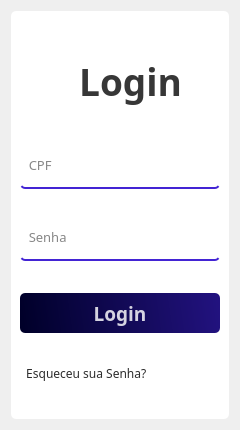
The window that Designer/login.ui (Kaue-14/PATP_Nivel_2) describes before a commit, drawn with Qt 5.
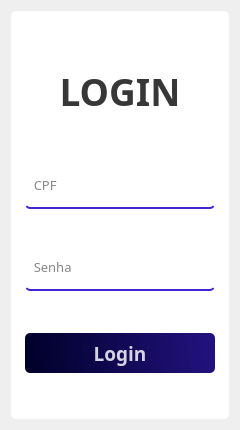
The same window after the commit. Icons and pictures are not drawn.

Diff of the .ui file:
```diff
--- a/Designer/login.ui
+++ b/Designer/login.ui
@@ -45,33 +45,7 @@
 border-radius: 5px;</string>
      </property>
      <layout class="QGridLayout" name="gridLayout_2">
-      <item row="1" column="1">
-       <widget class="QLineEdit" name="input_user">
-        <property name="minimumSize">
-         <size>
-          <width>190</width>
-          <height>40</height>
-         </size>
-        </property>
-        <property name="font">
-         <font>
-          <family>JetBrains Mono</family>
-          <pointsize>10</pointsize>
-         </font>
-        </property>
-        <property name="styleSheet">
-         <string notr="true">background-color:rgba(0, 0, 0, 0);
-border:none;
-border-bottom:2px solid rgb(67, 36, 212);
-color:rgba(0, 0, 0, 240);
-padding-bottom:7px;</string>
-        </property>
-        <property name="placeholderText">
-         <string>  CPF</string>
-        </property>
-       </widget>
-      </item>
-      <item row="1" column="0">
+      <item row="3" column="0">
        <spacer name="horizontalSpacer">
         <property name="orientation">
          <enum>Qt::Horizontal</enum>
@@ -84,69 +58,7 @@
         </property>
        </spacer>
       </item>
-      <item row="0" column="1">
-       <widget class="QLabel" name="title_login">
-        <property name="minimumSize">
-         <size>
-          <width>221</width>
-          <height>71</height>
-         </size>
-        </property>
-        <property name="maximumSize">
-         <size>
-          <width>16777215</width>
-          <height>71</height>
-         </size>
-        </property>
-        <property name="font">
-         <font>
-          <family>JetBrains Mono</family>
-          <pointsize>28</pointsize>
-          <weight>75</weight>
-          <bold>true</bold>
-         </font>
-        </property>
-        <property name="styleSheet">
-         <string notr="true">color:rgba(0, 0, 0, 200);</string>
-        </property>
-        <property name="text">
-         <string>Login</string>
-        </property>
-        <property name="alignment">
-         <set>Qt::AlignCenter</set>
-        </property>
-       </widget>
-      </item>
-      <item row="2" column="1">
-       <widget class="QLineEdit" name="input_password">
-        <property name="minimumSize">
-         <size>
-          <width>190</width>
-          <height>40</height>
-         </size>
-        </property>
-        <property name="font">
-         <font>
-          <family>JetBrains Mono</family>
-          <pointsize>10</pointsize>
-         </font>
-        </property>
-        <property name="styleSheet">
-         <string notr="true">background-color:rgba(0, 0, 0, 0);
-border:none;
-border-bottom:2px solid rgb(67, 36, 212);
-color:rgba(0, 0, 0, 240);
-padding-bottom:7px;</string>
-        </property>
-        <property name="echoMode">
-         <enum>QLineEdit::Password</enum>
-        </property>
-        <property name="placeholderText">
-         <string>  Senha</string>
-        </property>
-       </widget>
-      </item>
-      <item row="1" column="2">
+      <item row="3" column="2">
        <spacer name="horizontalSpacer_2">
         <property name="orientation">
          <enum>Qt::Horizontal</enum>
@@ -159,7 +71,7 @@
         </property>
        </spacer>
       </item>
-      <item row="3" column="1">
+      <item row="5" column="1">
        <widget class="QPushButton" name="button_login">
         <property name="minimumSize">
          <size>
@@ -195,30 +107,97 @@
         </property>
        </widget>
       </item>
+      <item row="3" column="1">
+       <widget class="QLineEdit" name="input_user">
+        <property name="minimumSize">
+         <size>
+          <width>190</width>
+          <height>40</height>
+         </size>
+        </property>
+        <property name="maximumSize">
+         <size>
+          <width>16777215</width>
+          <height>16777215</height>
+         </size>
+        </property>
+        <property name="font">
+         <font>
+          <family>JetBrains Mono</family>
+          <pointsize>10</pointsize>
+         </font>
+        </property>
+        <property name="styleSheet">
+         <string notr="true">background-color:rgba(0, 0, 0, 0);
+border:none;
+border-bottom:2px solid rgb(67, 36, 212);
+color:rgba(0, 0, 0, 240);
+padding-bottom:7px;</string>
+        </property>
+        <property name="placeholderText">
+         <string>  CPF</string>
+        </property>
+       </widget>
+      </item>
       <item row="4" column="1">
-       <widget class="QLabel" name="forgot_password">
+       <widget class="QLineEdit" name="input_password">
         <property name="minimumSize">
          <size>
-          <width>181</width>
-          <height>16</height>
+          <width>190</width>
+          <height>40</height>
+         </size>
+        </property>
+        <property name="font">
+         <font>
+          <family>JetBrains Mono</family>
+          <pointsize>10</pointsize>
+         </font>
+        </property>
+        <property name="styleSheet">
+         <string notr="true">background-color:rgba(0, 0, 0, 0);
+border:none;
+border-bottom:2px solid rgb(67, 36, 212);
+color:rgba(0, 0, 0, 240);
+padding-bottom:7px;</string>
+        </property>
+        <property name="echoMode">
+         <enum>QLineEdit::Password</enum>
+        </property>
+        <property name="placeholderText">
+         <string>  Senha</string>
+        </property>
+       </widget>
+      </item>
+      <item row="0" column="1">
+       <widget class="QLabel" name="title_login">
+        <property name="minimumSize">
+         <size>
+          <width>190</width>
+          <height>71</height>
          </size>
         </property>
         <property name="maximumSize">
          <size>
           <width>16777215</width>
-          <height>16</height>
+          <height>71</height>
          </size>
         </property>
         <property name="font">
          <font>
           <family>JetBrains Mono</family>
+          <pointsize>28</pointsize>
+          <weight>75</weight>
+          <bold>true</bold>
          </font>
         </property>
         <property name="styleSheet">
-         <string notr="true">color:rgba(0, 0, 0, 210);</string>
+         <string notr="true">color:rgba(0, 0, 0, 200);</string>
         </property>
         <property name="text">
-         <string>  Esqueceu sua Senha?</string>
+         <string>LOGIN</string>
+        </property>
+        <property name="alignment">
+         <set>Qt::AlignCenter</set>
         </property>
        </widget>
       </item>
```
